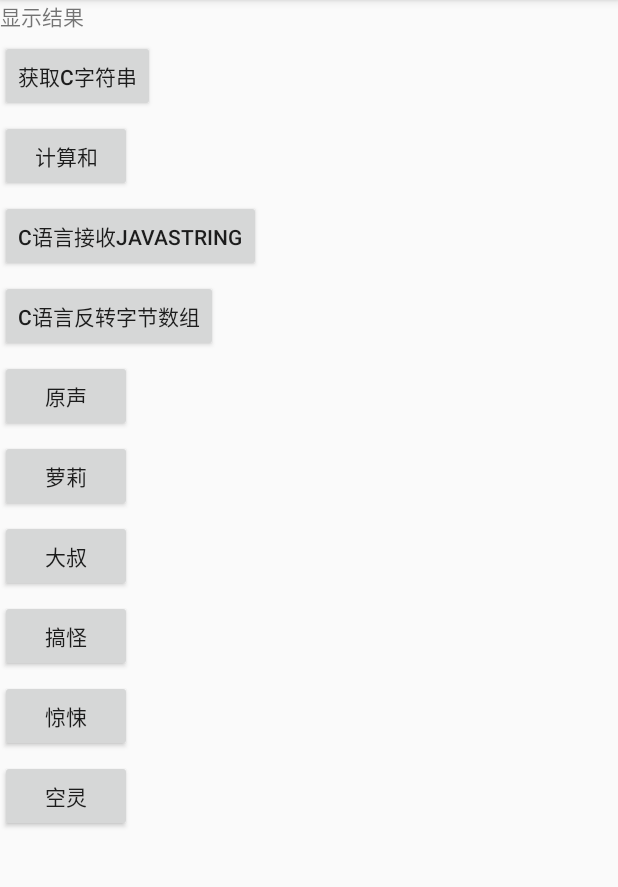
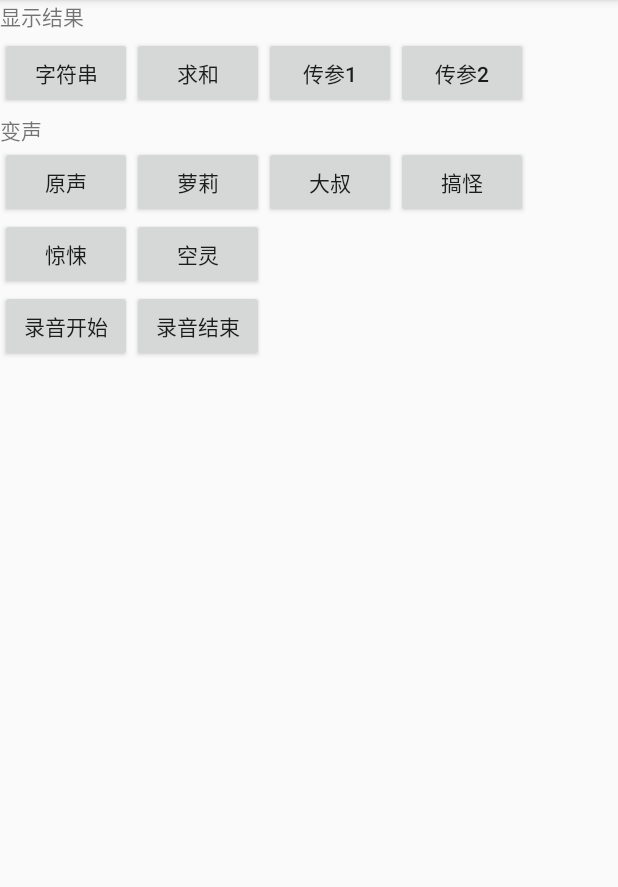
Before and after one commit to paopaosecret/JNITest, an Android app: the screen it shows after launch (MainActivity), on a phone screen of 412 x 824 dp, the part 84-971 px from its top. Run offline under Robolectric (Android 15) with nearby library versions, the light colour scheme and no system bars; 3 statements that could not run were skipped.

Commit message:
修改布局

```diff
--- a/app/src/main/res/layout/activity_main.xml
+++ b/app/src/main/res/layout/activity_main.xml
@@ -10,73 +10,108 @@
         android:layout_width="wrap_content"
         android:layout_height="wrap_content"
         android:text="显示结果"/>
+
+    <LinearLayout
+        android:layout_width="wrap_content"
+        android:layout_height="wrap_content"
+        android:layout_marginTop="3dp"
+        android:orientation="horizontal">
         <Button
             android:id="@+id/btn1"
-        android:layout_marginTop="5dp"
             android:layout_width="wrap_content"
             android:layout_height="wrap_content"
-        android:text="获取C字符串"/>
+            android:text="字符串"/>
 
         <Button
             android:id="@+id/btn2"
-        android:layout_marginTop="5dp"
             android:layout_width="wrap_content"
             android:layout_height="wrap_content"
-        android:text="计算和"/>
+            android:text="求和"/>
 
         <Button
             android:id="@+id/btn3"
-        android:layout_marginTop="5dp"
             android:layout_width="wrap_content"
             android:layout_height="wrap_content"
-        android:text="c语言接收JAVAString"/>
+            android:text="传参1"/>
 
         <Button
             android:id="@+id/btn4"
-        android:layout_marginTop="5dp"
             android:layout_width="wrap_content"
             android:layout_height="wrap_content"
-        android:text="c语言反转字节数组"/>
+            android:text="传参2"/>
+
+    </LinearLayout>
+
+
+    <TextView
+        android:layout_width="wrap_content"
+        android:layout_height="wrap_content"
+        android:layout_marginTop="3dp"
+        android:text="变声"/>
+    <LinearLayout
+        android:layout_width="wrap_content"
+        android:layout_height="wrap_content"
+        android:orientation="horizontal">
 
         <Button
             android:id="@+id/btn5"
-        android:layout_marginTop="5dp"
             android:layout_width="wrap_content"
             android:layout_height="wrap_content"
             android:text="原声"/>
 
         <Button
             android:id="@+id/btn6"
-        android:layout_marginTop="5dp"
             android:layout_width="wrap_content"
             android:layout_height="wrap_content"
             android:text="萝莉"/>
 
         <Button
             android:id="@+id/btn7"
-        android:layout_marginTop="5dp"
             android:layout_width="wrap_content"
             android:layout_height="wrap_content"
             android:text="大叔"/>
 
         <Button
             android:id="@+id/btn8"
-        android:layout_marginTop="5dp"
             android:layout_width="wrap_content"
             android:layout_height="wrap_content"
             android:text="搞怪"/>
 
+    </LinearLayout>
+
+
+
+    <LinearLayout
+        android:layout_width="wrap_content"
+        android:layout_height="wrap_content"
+        android:orientation="horizontal">
         <Button
             android:id="@+id/btn9"
-        android:layout_marginTop="5dp"
             android:layout_width="wrap_content"
             android:layout_height="wrap_content"
             android:text="惊悚"/>
 
         <Button
             android:id="@+id/btn10"
-        android:layout_marginTop="5dp"
             android:layout_width="wrap_content"
             android:layout_height="wrap_content"
             android:text="空灵"/>
     </LinearLayout>
+
+    <LinearLayout
+        android:layout_width="wrap_content"
+        android:layout_height="wrap_content"
+        android:orientation="horizontal">
+        <Button
+            android:id="@+id/btn11"
+            android:layout_width="wrap_content"
+            android:layout_height="wrap_content"
+            android:text="录音开始"/>
+
+        <Button
+            android:id="@+id/btn12"
+            android:layout_width="wrap_content"
+            android:layout_height="wrap_content"
+            android:text="录音结束"/>
+    </LinearLayout>
+</LinearLayout>
```
Also changed, not shown: app/src/main/java/com/example/jnitest/MainActivity.java (+97 -6 lines), 1 other file. Lines whose indentation alone changed are shown as unchanged.
